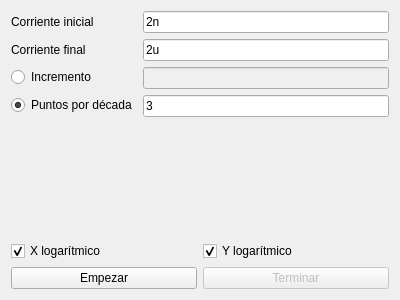
Old version of the form vi.ui in the repository ignamv/lfdm.
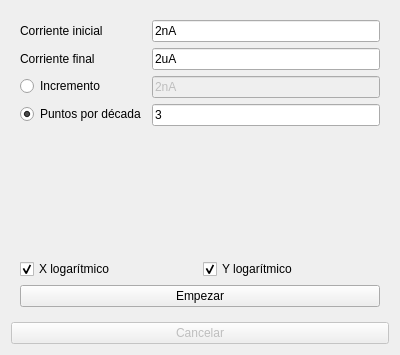
New version of the form.

Commit message: Working VI curve GUI

```diff
--- a/vi.ui
+++ b/vi.ui
@@ -7,7 +7,7 @@
     <x>0</x>
     <y>0</y>
     <width>400</width>
-    <height>300</height>
+    <height>355</height>
    </rect>
   </property>
   <property name="windowTitle">
@@ -15,6 +15,19 @@
   </property>
   <layout class="QVBoxLayout" name="verticalLayout">
    <item>
+    <layout class="QVBoxLayout" name="layout_grafico">
+     <property name="sizeConstraint">
+      <enum>QLayout::SetMinimumSize</enum>
+     </property>
+    </layout>
+   </item>
+   <item>
+    <layout class="QHBoxLayout" name="horizontalLayout"/>
+   </item>
+   <item>
+    <widget class="QWidget" name="parametros" native="true">
+     <layout class="QVBoxLayout" name="verticalLayout_2">
+      <item>
     <layout class="QFormLayout" name="formLayout">
      <item row="0" column="0">
       <widget class="QLabel" name="label">
@@ -26,7 +39,7 @@
      <item row="0" column="1">
       <widget class="QLineEdit" name="corriente_inicial">
        <property name="text">
-        <string>2n</string>
+           <string>2nA</string>
        </property>
       </widget>
      </item>
@@ -40,7 +53,7 @@
      <item row="1" column="1">
       <widget class="QLineEdit" name="corriente_final">
        <property name="text">
-        <string>2u</string>
+           <string>2uA</string>
        </property>
       </widget>
      </item>
@@ -59,6 +72,9 @@
        <property name="enabled">
         <bool>false</bool>
        </property>
+          <property name="text">
+           <string>2nA</string>
+          </property>
       </widget>
      </item>
      <item row="3" column="0">
@@ -108,32 +124,24 @@
     </layout>
    </item>
    <item>
-    <layout class="QVBoxLayout" name="layout_grafico">
-     <property name="sizeConstraint">
-      <enum>QLayout::SetMinimumSize</enum>
-     </property>
-    </layout>
-   </item>
-   <item>
-    <layout class="QHBoxLayout" name="horizontalLayout">
-     <item>
       <widget class="QPushButton" name="empezar">
        <property name="text">
         <string>Empezar</string>
        </property>
       </widget>
      </item>
+     </layout>
+    </widget>
+   </item>
      <item>
       <widget class="QPushButton" name="terminar">
        <property name="enabled">
         <bool>false</bool>
        </property>
        <property name="text">
-        <string>Terminar</string>
-       </property>
-      </widget>
-     </item>
-    </layout>
+      <string>Cancelar</string>
+     </property>
+    </widget>
    </item>
   </layout>
  </widget>
```
Lines whose indentation alone changed are shown as unchanged. The commit also changes 1 other file.
